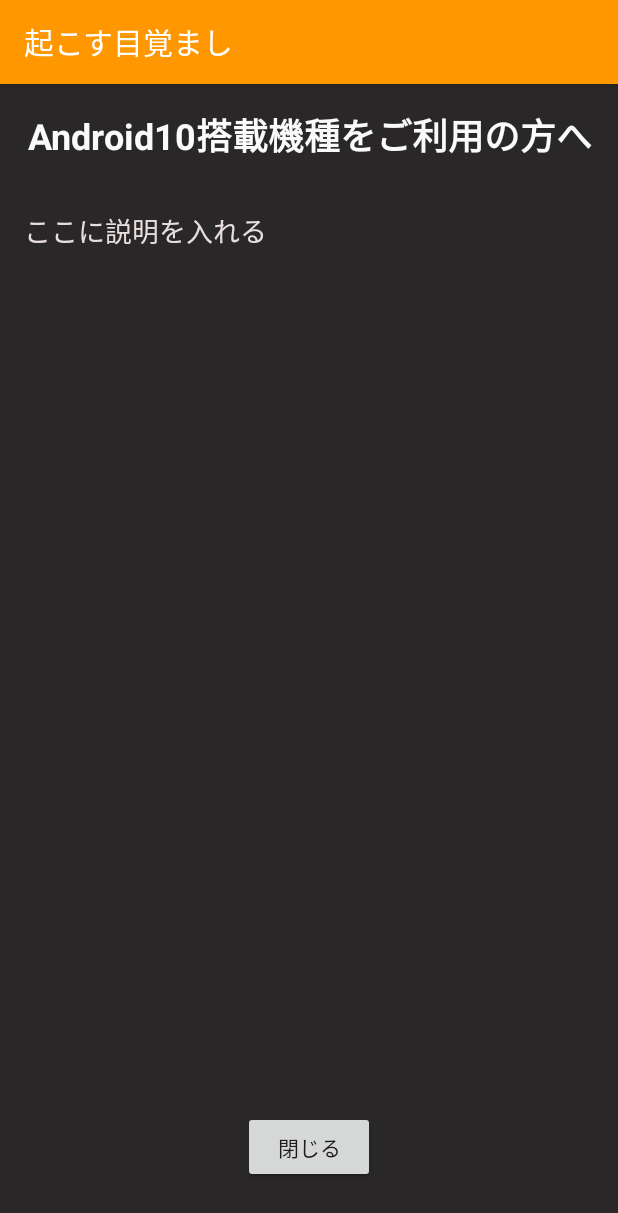
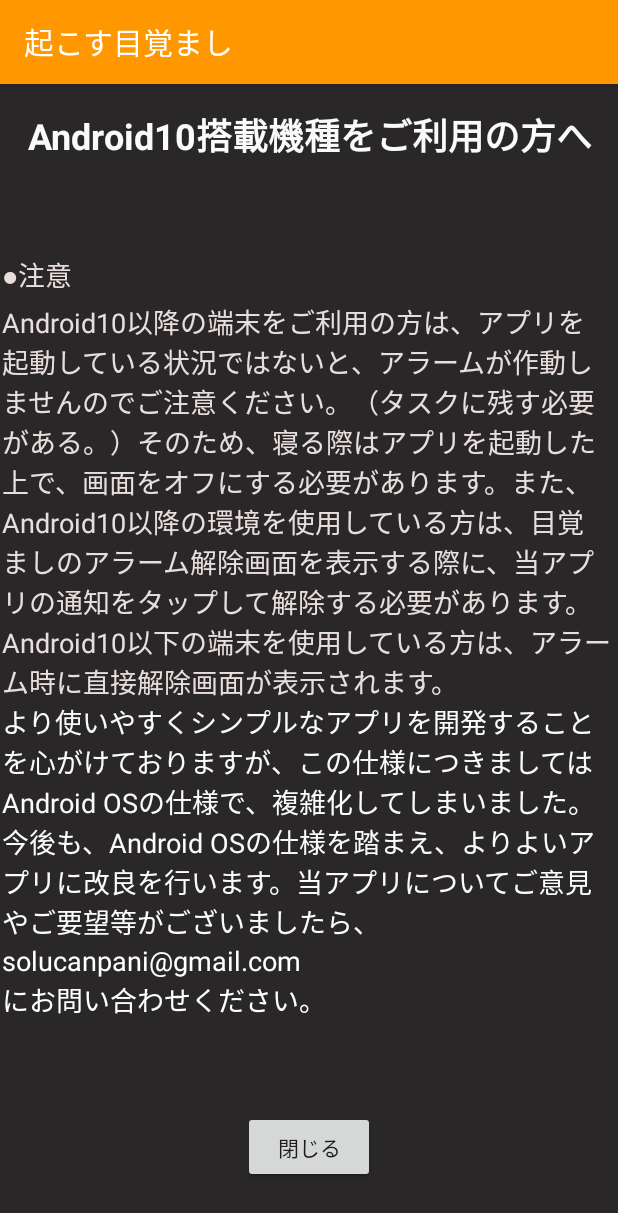
Before and after one commit to ryotaorolab/mezamasihigh, an Android app: the AnnounceActivity screen opened directly, with no data from a screen before it, on a phone screen of 412 x 824 dp. Shown: the top 1213 px of the screen. Run offline under Robolectric (Android 15) with nearby library versions, the phone set to English and light mode, and no system bars.

Commit message:
announceActivityの追加 Google Playリリースに向けて、若干の修正

```diff
--- a/app/build.gradle
+++ b/app/build.gradle
@@ -7,8 +7,8 @@ android {
         applicationId "com.mou78.mezamasihigh"
         minSdkVersion 21
         targetSdkVersion 29
-        versionCode 1
-        versionName "1.0"
+        versionCode 2
+        versionName "1.1"
         testInstrumentationRunner "androidx.test.runner.AndroidJUnitRunner"
     }
     buildTypes {
@@ -16,6 +16,10 @@ android {
             minifyEnabled false
             proguardFiles getDefaultProguardFile('proguard-android-optimize.txt'), 'proguard-rules.pro'
         }
+    }
+    lintOptions {
+        checkReleaseBuilds false
+        abortOnError false
     }
 }
 
--- a/app/src/main/java/com/mou78/mezamasihigh/MainActivity.java
+++ b/app/src/main/java/com/mou78/mezamasihigh/MainActivity.java
@@ -125,6 +125,7 @@ public class MainActivity extends AppCompatActivity {
         startActivity(intent);
     }
 
+
     public  void Testaram (View view) {
 
         // 音楽の読み込み
--- a/app/src/main/res/layout/activity_announce.xml
+++ b/app/src/main/res/layout/activity_announce.xml
@@ -24,24 +24,88 @@
         android:layout_height="wrap_content"
         android:layout_marginTop="16dp"
         android:layout_marginEnd="17dp"
+        android:layout_marginBottom="61dp"
         android:text="Android10搭載機種をご利用の方へ"
         android:textColor="#FAFAFA"
         android:textSize="24sp"
         android:textStyle="bold"
+        app:layout_constraintBottom_toTopOf="@+id/scrollView2"
         app:layout_constraintEnd_toEndOf="parent"
         app:layout_constraintTop_toTopOf="parent" />
 
+    <ScrollView
+        android:id="@+id/scrollView2"
+        android:layout_width="0dp"
+        android:layout_height="0dp"
+        android:layout_marginStart="1dp"
+        android:layout_marginEnd="1dp"
+        android:layout_marginBottom="84dp"
+        app:layout_constraintBottom_toBottomOf="parent"
+        app:layout_constraintEnd_toEndOf="parent"
+        app:layout_constraintHorizontal_bias="0.0"
+        app:layout_constraintStart_toStartOf="parent"
+        app:layout_constraintTop_toBottomOf="@+id/textView15">
+
+        <androidx.constraintlayout.widget.ConstraintLayout
+            android:layout_width="match_parent"
+            android:layout_height="wrap_content">
+
             <TextView
-        android:id="@+id/textView17"
-        android:layout_width="wrap_content"
+                android:id="@+id/textView18"
+                android:layout_width="0dp"
                 android:layout_height="wrap_content"
-        android:layout_marginStart="16dp"
-        android:layout_marginTop="84dp"
-        android:text="ここに説明を入れる"
+                android:text="●注意"
                 android:textAlignment="viewStart"
                 android:textColor="#E8DEDE"
                 android:textSize="18sp"
+                app:layout_constraintEnd_toEndOf="parent"
                 app:layout_constraintStart_toStartOf="parent"
                 app:layout_constraintTop_toTopOf="parent" />
 
+            <TextView
+                android:id="@+id/textView21"
+                android:layout_width="0dp"
+                android:layout_height="wrap_content"
+                android:layout_marginTop="32dp"
+                android:text="Android10以降の端末をご利用の方は、アプリを起動している状況ではないと、アラームが作動しませんのでご注意ください。（タスクに残す必要がある。）そのため、寝る際はアプリを起動した上で、画面をオフにする必要があります。また、Android10以降の環境を使用している方は、目覚ましのアラーム解除画面を表示する際に、当アプリの通知をタップして解除する必要があります。Android10以下の端末を使用している方は、アラーム時に直接解除画面が表示されます。"
+                android:textAlignment="viewStart"
+                android:textColor="#E8DEDE"
+                android:textSize="18sp"
+                app:layout_constraintEnd_toEndOf="parent"
+                app:layout_constraintStart_toStartOf="parent"
+                app:layout_constraintTop_toTopOf="parent" />
+
+            <TextView
+                android:id="@+id/textView25"
+                android:layout_width="wrap_content"
+                android:layout_height="wrap_content"
+                android:text="より使いやすくシンプルなアプリを開発することを心がけておりますが、この仕様につきましてはAndroid OSの仕様で、複雑化してしまいました。今後も、Android OSの仕様を踏まえ、よりよいアプリに改良を行います。当アプリについてご意見やご要望等がございましたら、"
+                android:textColor="#FBFBFB"
+                android:textSize="18sp"
+                app:layout_constraintStart_toStartOf="parent"
+                app:layout_constraintTop_toBottomOf="@+id/textView21" />
+
+            <TextView
+                android:id="@+id/textView27"
+                android:layout_width="wrap_content"
+                android:layout_height="wrap_content"
+                android:text="solucanpani@gmail.com "
+                android:textColor="#FFFFFF"
+                android:textSize="18sp"
+                app:layout_constraintStart_toStartOf="parent"
+                app:layout_constraintTop_toBottomOf="@+id/textView25" />
+
+            <TextView
+                android:id="@+id/textView28"
+                android:layout_width="wrap_content"
+                android:layout_height="wrap_content"
+                android:text="にお問い合わせください。"
+                android:textColor="#FFFFFF"
+                android:textSize="18sp"
+                app:layout_constraintStart_toStartOf="parent"
+                app:layout_constraintTop_toBottomOf="@+id/textView27" />
+
         </androidx.constraintlayout.widget.ConstraintLayout>
+    </ScrollView>
+
+</androidx.constraintlayout.widget.ConstraintLayout>
--- a/app/src/main/res/layout/activity_main.xml
+++ b/app/src/main/res/layout/activity_main.xml
@@ -141,6 +141,7 @@
                     android:layout_height="wrap_content"
                     android:layout_weight="1"
                     android:adjustViewBounds="true"
+                    android:onClick="Announce"
                     app:srcCompat="@drawable/guide3" />
 
                 <ImageView
```
Also changed, not shown: 2 other files. Lines whose indentation alone changed are shown as unchanged.
